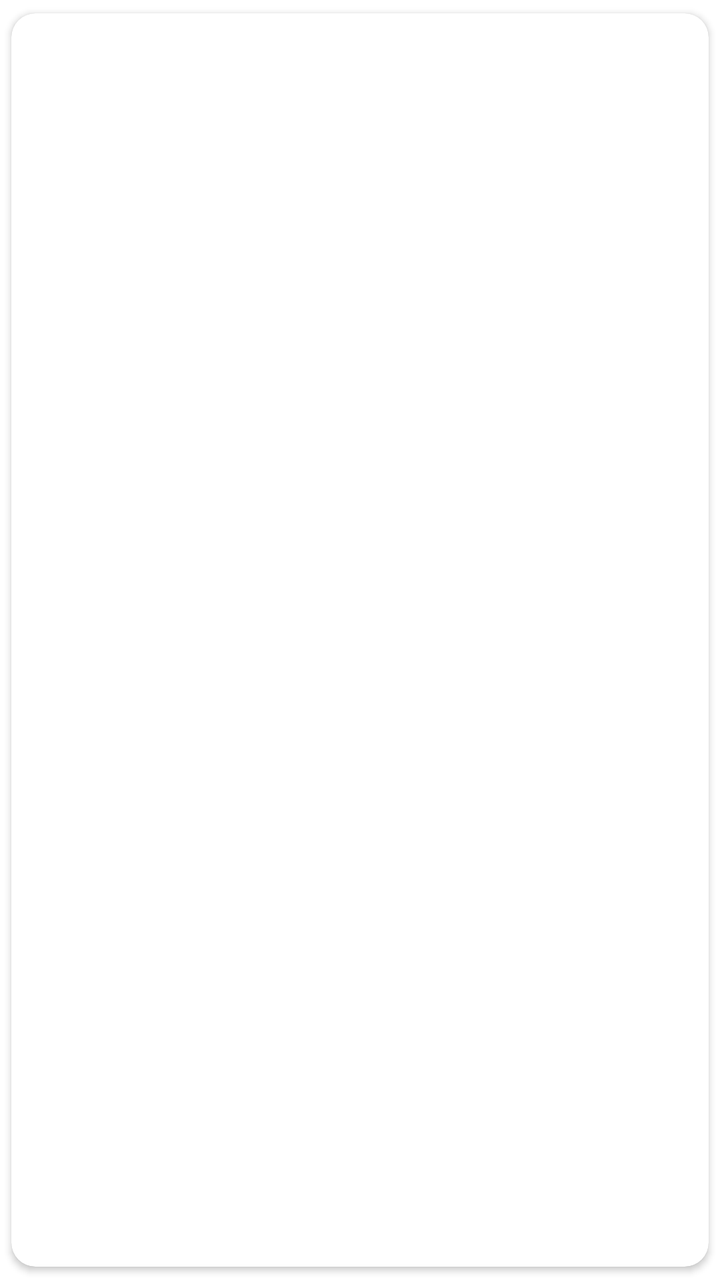
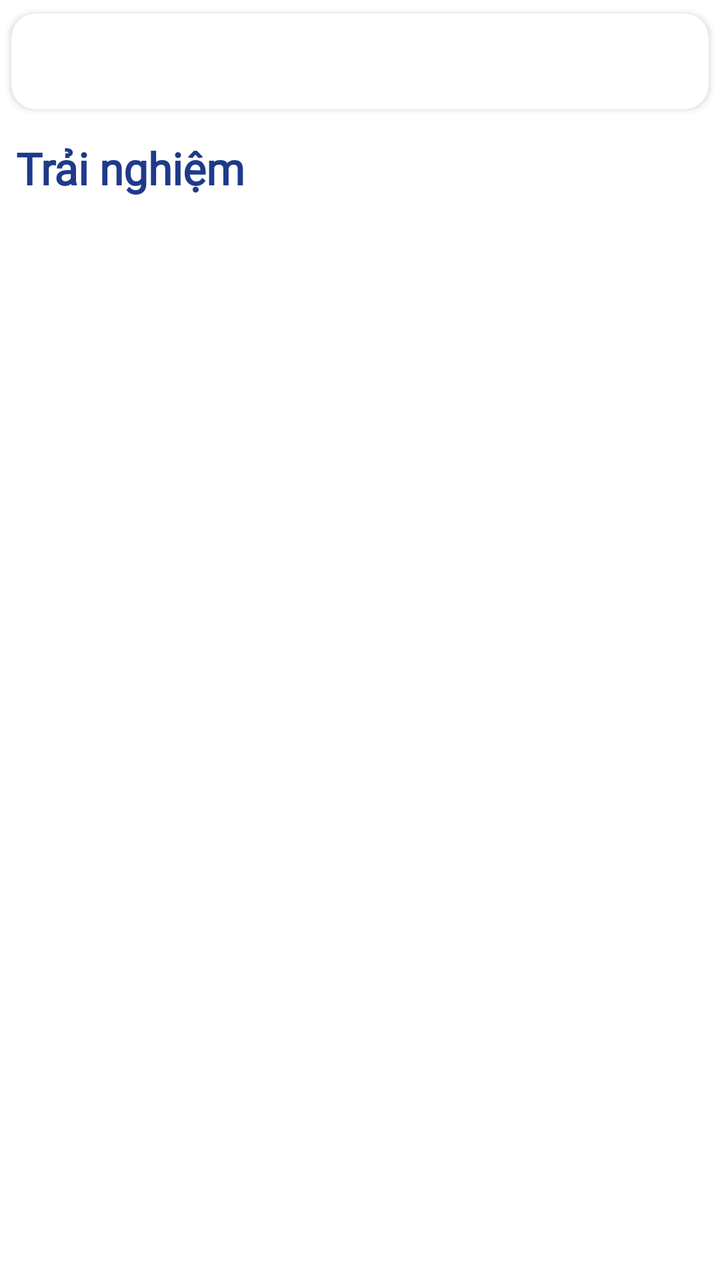

Before-and-after screenshots of an Android layout around one commit, followed by the original layout XML and the change that was made.
<!-- AndroidManifest.xml: application theme Theme.FatherOfApps -->
<!-- res/layout/fragment_market.xml -->
<?xml version="1.0" encoding="utf-8"?>
<androidx.cardview.widget.CardView
    xmlns:android="http://schemas.android.com/apk/res/android"
    xmlns:app="http://schemas.android.com/apk/res-auto"
    android:layout_width="match_parent"
    android:layout_height="wrap_content"
    android:elevation="4dp"
    app:cardCornerRadius="12dp"
    android:background="@color/white"
    app:cardUseCompatPadding="true">

    <androidx.constraintlayout.widget.ConstraintLayout
        android:layout_width="match_parent"
        android:layout_height="wrap_content">

        <androidx.viewpager2.widget.ViewPager2
            android:id="@+id/viewPager"
            android:layout_width="match_parent"
            android:layout_height="wrap_content"
            app:layout_constraintEnd_toEndOf="parent"
            android:orientation="horizontal"
            app:layout_constraintStart_toStartOf="parent"
            app:layout_constraintTop_toTopOf="parent" />

        <com.google.android.material.tabs.TabLayout
            android:id="@+id/tabLayout"
            android:layout_width="50dp"
            android:layout_height="20dp"
            app:layout_constraintBottom_toBottomOf="parent"
            app:layout_constraintEnd_toEndOf="parent"
            app:layout_constraintStart_toStartOf="parent"
            app:tabIndicatorColor="@color/color_main"
            app:layout_constraintTop_toBottomOf="@id/viewPager" />
    </androidx.constraintlayout.widget.ConstraintLayout>

</androidx.cardview.widget.CardView>
<!-- resources referenced by this layout -->
<resources>
  <color name="color_main">#1E3A8A</color>
  <color name="white">#FFFFFFFF</color>
  <style name="Theme.FatherOfApps" parent="Theme.MaterialComponents.DayNight.NoActionBar">
          <item name="windowActionBar">false</item> 
          <item name="windowNoTitle">true</item> 
          <item name="android:windowFullscreen">true</item> 
          <item name="colorPrimary">@color/color_main</item>
          <item name="colorPrimaryVariant">@color/blue_dark</item>
          <item name="colorOnPrimary">@color/white</item>
          <item name="colorSecondary">@color/primaryLightColor</item>
          <item name="colorSecondaryVariant">@color/primaryDarkColor</item>
          <item name="colorOnSecondary">#c53a00</item>
          <item name="android:statusBarColor" tools:targetApi="l">?attr/colorPrimaryVariant</item>
      </style>
  <color name="blue_dark">#003366</color>
  <color name="primaryLightColor">#003366</color>
  <color name="primaryDarkColor">#c53a00</color>
</resources>

<!-- the commit's change to res/layout/fragment_market.xml (unified diff, before → after) -->
@@ -1,36 +1,137 @@
+<?xml version="1.0" encoding="utf-8"?>
+<androidx.constraintlayout.widget.ConstraintLayout
+    xmlns:android="http://schemas.android.com/apk/res/android"
+    xmlns:app="http://schemas.android.com/apk/res-auto"
+    xmlns:tools="http://schemas.android.com/tools"
+    android:layout_width="match_parent"
+    android:layout_height="match_parent">
+
+    
+    <androidx.cardview.widget.CardView
+        android:id="@+id/cardView"
+        android:layout_width="match_parent"
+        android:layout_height="wrap_content"
+        android:elevation="4dp"
+        app:cardCornerRadius="12dp"
+        android:background="@color/white"
+        app:cardUseCompatPadding="true"
+        app:layout_constraintTop_toTopOf="parent"
+        app:layout_constraintStart_toStartOf="parent"
+        app:layout_constraintEnd_toEndOf="parent">
+
+        <androidx.constraintlayout.widget.ConstraintLayout
+            android:layout_width="match_parent"
+            android:layout_height="wrap_content">
+
+            <androidx.viewpager2.widget.ViewPager2
+                android:id="@+id/viewPager"
+                android:layout_width="match_parent"
+                android:layout_height="wrap_content"
+                android:orientation="horizontal"
+                app:layout_constraintEnd_toEndOf="parent"
+                app:layout_constraintStart_toStartOf="parent"
+                app:layout_constraintTop_toTopOf="parent" />
+
+            <com.google.android.material.tabs.TabLayout
+                android:id="@+id/tabLayout"
+                android:layout_width="wrap_content"
+                android:layout_height="wrap_content"
+                app:layout_constraintBottom_toBottomOf="parent"
+                app:layout_constraintEnd_toEndOf="parent"
+                app:layout_constraintStart_toStartOf="parent"
+                app:layout_constraintTop_toBottomOf="@id/viewPager"
+                app:tabIndicatorColor="@color/color_main" />
+        </androidx.constraintlayout.widget.ConstraintLayout>
+    </androidx.cardview.widget.CardView>
+
+    
+    <TextView
+        android:id="@+id/tvOfferProducts"
+        android:layout_width="wrap_content"
+        android:layout_height="wrap_content"
+        android:layout_marginTop="8dp"
+        android:layout_marginStart="8dp"
+        android:fontFamily="@font/roboto_regular"
+        android:text="Trải nghiệm"
+        android:textStyle="bold"
+        android:textColor="@color/color_main"
+        android:textSize="22sp"
+        app:layout_constraintStart_toStartOf="parent"
+        app:layout_constraintTop_toBottomOf="@id/cardView" />
+
+    <androidx.recyclerview.widget.RecyclerView
+        android:id="@+id/recyclerViewShares"
+        android:layout_width="match_parent"
+        android:layout_height="0dp"
+        android:clipToPadding="false"
+        android:layout_marginTop="8dp"
+        android:padding="8dp"
+        android:scrollbars="vertical"
+        android:layout_marginBottom="8dp"
+        app:layout_constraintEnd_toEndOf="parent"
+        app:layout_constraintStart_toStartOf="parent"
+        app:layout_constraintTop_toBottomOf="@id/tvOfferProducts"
+        tools:listitem="@layout/item_experience"
+        app:layout_constraintBottom_toBottomOf="parent" />
+    
+
+</androidx.constraintlayout.widget.ConstraintLayout>
+<!-- res/layout/item_experience.xml (included above) -->
 <?xml version="1.0" encoding="utf-8"?>
 <androidx.cardview.widget.CardView
     xmlns:android="http://schemas.android.com/apk/res/android"
     xmlns:app="http://schemas.android.com/apk/res-auto"
     android:layout_width="match_parent"
     android:layout_height="wrap_content"
-    android:elevation="4dp"
-    app:cardCornerRadius="12dp"
-    android:background="@color/white"
-    app:cardUseCompatPadding="true">
+    android:layout_margin="3dp"
+    app:cardCornerRadius="8dp"
+    android:background="#FFFFFF"
+    app:cardElevation="4dp"
+    app:cardBackgroundColor="#FFFFFF"> 
 
-    <androidx.constraintlayout.widget.ConstraintLayout
+    <LinearLayout
         android:layout_width="match_parent"
-        android:layout_height="wrap_content">
+        android:layout_height="wrap_content"
+        android:orientation="horizontal"
+        android:padding="8dp">
 
-        <androidx.viewpager2.widget.ViewPager2
-            android:id="@+id/viewPager"
+        
+        <androidx.cardview.widget.CardView
+            android:layout_width="80dp"
+            android:layout_height="80dp"
+            app:cardCornerRadius="10dp"
+            android:layout_marginBottom="8dp">
+
+            
+            <FrameLayout
+                android:layout_width="match_parent"
+                android:layout_height="match_parent">
+
+                
+                <ImageView
+                    android:id="@+id/experience_image"
+                    android:layout_width="match_parent"
+                    android:layout_height="match_parent"
+                    android:scaleType="centerCrop" />
+            </FrameLayout>
+
+        </androidx.cardview.widget.CardView>
+        <LinearLayout
             android:layout_width="match_parent"
             android:layout_height="wrap_content"
-            app:layout_constraintEnd_toEndOf="parent"
-            android:orientation="horizontal"
-            app:layout_constraintStart_toStartOf="parent"
-            app:layout_constraintTop_toTopOf="parent" />
+            android:layout_marginStart="8dp"
+            android:orientation="vertical">
 
-        <com.google.android.material.tabs.TabLayout
-            android:id="@+id/tabLayout"
-            android:layout_width="50dp"
-            android:layout_height="20dp"
-            app:layout_constraintBottom_toBottomOf="parent"
-            app:layout_constraintEnd_toEndOf="parent"
-            app:layout_constraintStart_toStartOf="parent"
-            app:tabIndicatorColor="@color/color_main"
-            app:layout_constraintTop_toBottomOf="@id/viewPager" />
-    </androidx.constraintlayout.widget.ConstraintLayout>
+            <TextView
+                android:id="@+id/experience_name"
+                android:layout_width="wrap_content"
+                android:layout_height="wrap_content"
+                android:text="Tên sản phẩm"
+                android:textSize="18sp"
+                android:textStyle="bold"
+                android:paddingBottom="4dp"
+                android:textColor="#000000" />
 
+        </LinearLayout>
+    </LinearLayout>
 </androidx.cardview.widget.CardView>
